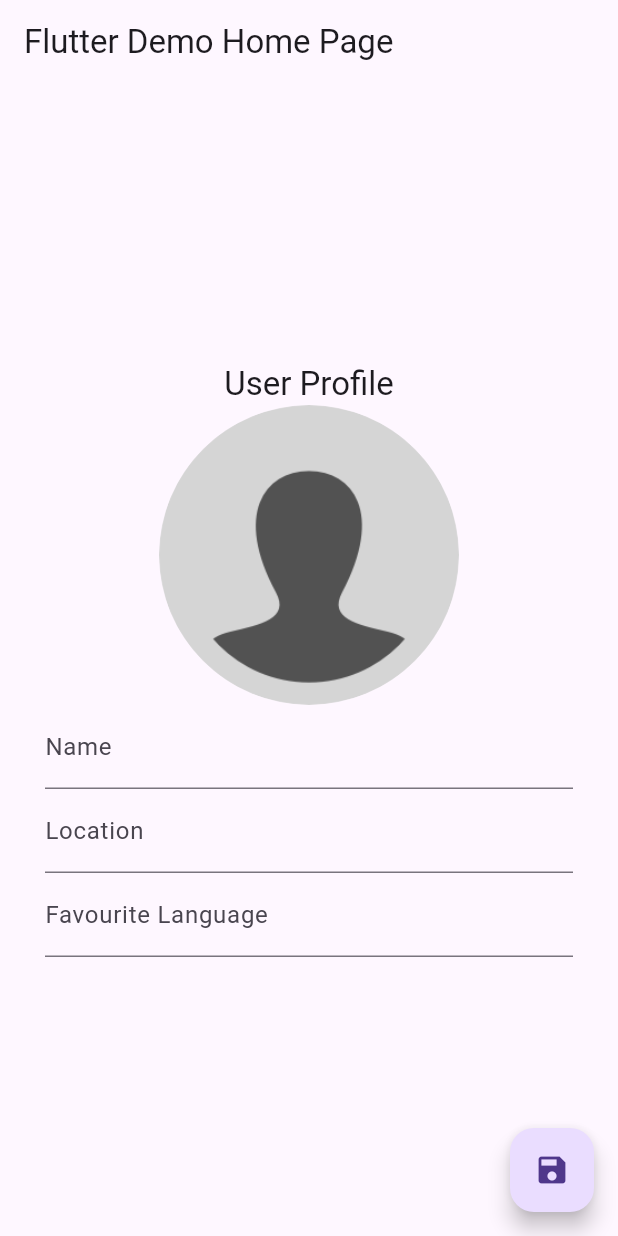
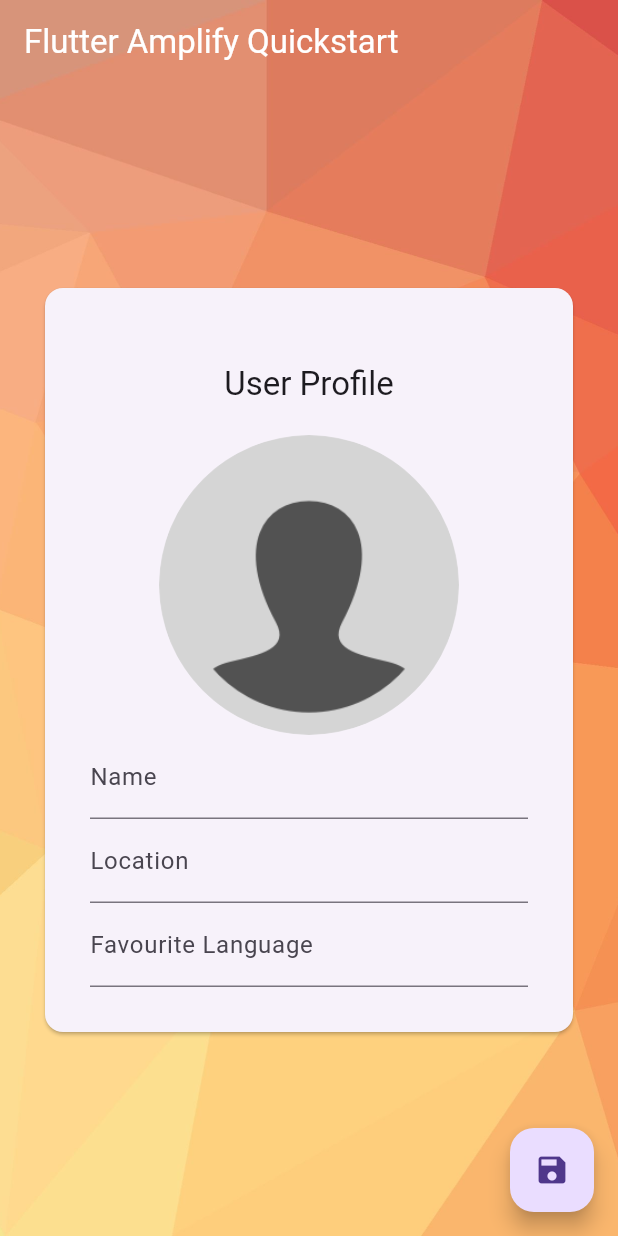
Before and after one commit to foyst/flutter-amplify-tutorial, a Flutter app: the screen it shows after launch, on a phone screen of 412 x 824 dp. Run offline on Flutter 3.47's test engine with Material 2 defaults, Android fonts, the phone set to English and light mode, and no system bars; our stand-ins replace image_picker; missing offline and left inert: amplify_api, amplify_auth_cognito, amplify_authenticator, amplify_core, amplify_flutter, amplify_storage_s3; accounts and stored records are empty.

Commit message:
Improved UI design styling

```diff
--- a/lib/main.dart
+++ b/lib/main.dart
@@ -38,7 +38,7 @@ class _MyAppState extends State<MyApp> {
           // is not restarted.
           primarySwatch: Colors.blue,
           useMaterial3: true),
-      home: const MyHomePage(title: 'Flutter Demo Home Page'),
+      home: const MyHomePage(title: 'Flutter Amplify Quickstart'),
       builder: Authenticator.builder(),
     ));
   }
@@ -131,18 +131,30 @@ class _MyHomePageState extends State<MyHomePage> {
     // The Flutter framework has been optimized to make rerunning build methods
     // fast, so that you can just rebuild anything that needs updating rather
     // than having to individually change instances of widgets.
-    return Scaffold(
+    return Stack(
+      children: [
+        Image.asset(
+          "assets/background.jpg",
+          height: MediaQuery.of(context).size.height,
+          width: MediaQuery.of(context).size.width,
+          fit: BoxFit.cover,
+        ),
+        Scaffold(
+          backgroundColor: Colors.transparent,
           appBar: AppBar(
             // Here we take the value from the MyHomePage object that was created by
             // the App.build method, and use it to set our appbar title.
             title: Text(widget.title),
+            backgroundColor: Colors.transparent,
+            foregroundColor: Colors.white,
           ),
-      body: Padding(
-        padding: const EdgeInsets.fromLTRB(30, 0, 30, 0),
-        child: Center(
+          body: Center(
               // Center is a layout widget. It takes a single child and positions it
               // in the middle of the parent.
-          child: Column(
+              child: Card(
+                  margin: const EdgeInsets.symmetric(horizontal: 30),
+                  child: Padding(
+                    padding: const EdgeInsets.all(30),
                     // Column is also a layout widget. It takes a list of children and
                     // arranges them vertically. By default, it sizes itself to fit its
                     // children horizontally, and tries to be as tall as its parent.
@@ -157,35 +169,41 @@ class _MyHomePageState extends State<MyHomePage> {
                     // center the children vertically; the main axis here is the vertical
                     // axis because Columns are vertical (the cross axis would be
                     // horizontal).
+                    child: Column(
+                      mainAxisSize: MainAxisSize.min,
                       mainAxisAlignment: MainAxisAlignment.center,
                       children: <Widget>[
-              Text(
+                        Padding(
+                          padding: const EdgeInsets.symmetric(vertical: 20),
+                          child: Text(
                           'User Profile',
                           style: Theme.of(context).textTheme.titleLarge,
-              ),
+                        )),
                         const ProfilePicture(),
                         TextField(
                           decoration: const InputDecoration(labelText: "Name"),
                           controller: _nameController,
                         ),
                         TextField(
-                decoration: const InputDecoration(labelText: "Location"),
+                          decoration:
+                              const InputDecoration(labelText: "Location"),
                           controller: _locationController,
                         ),
                         TextField(
-                decoration:
-                    const InputDecoration(labelText: "Favourite Language"),
+                          decoration: const InputDecoration(
+                              labelText: "Favourite Language"),
                           controller: _languageController,
                         )
                       ],
                     ),
-        ),
-      ),
+                  ))),
           floatingActionButton: FloatingActionButton(
             onPressed: _updateUserDetails,
             tooltip: 'Save Details',
             child: const Icon(Icons.save),
           ),
+        )
+      ],
     );
   }
 
--- a/pubspec.yaml
+++ b/pubspec.yaml
@@ -71,7 +71,7 @@ flutter:
   assets:
   #   - images/a_dot_burr.jpeg
   #   - images/a_dot_ham.jpeg
-    - assets/profile-placeholder.png
+    - assets/
 
   # An image asset can refer to one or more resolution-specific "variants", see
   # https://flutter.dev/assets-and-images/#resolution-aware
```
Also changed, not shown: assets/background.jpg (added). Lines whose indentation alone changed are shown as unchanged.
